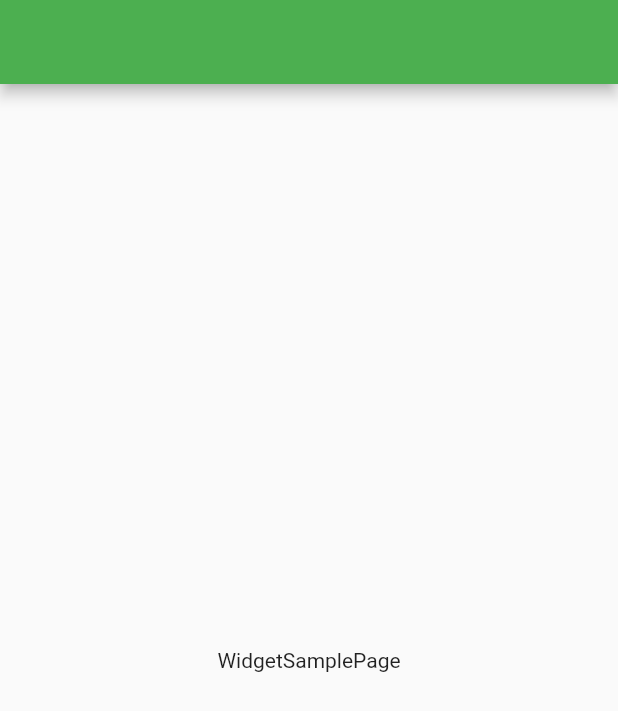
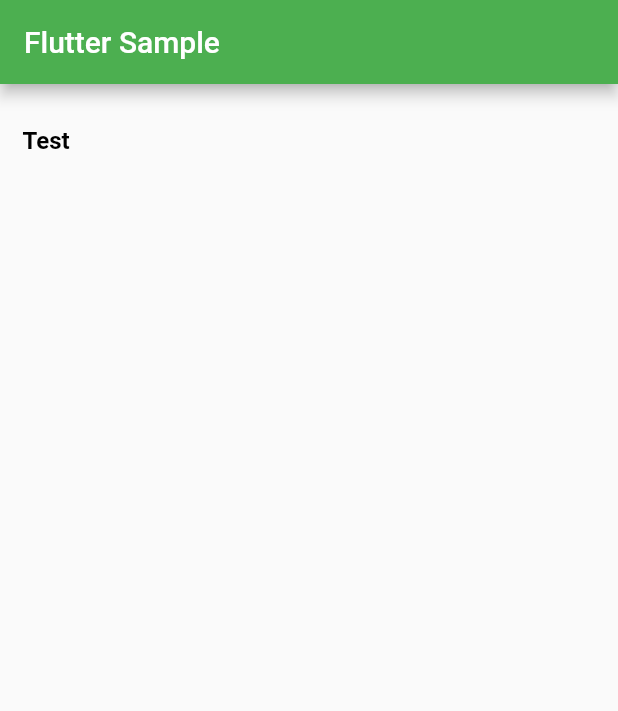
Before and after one commit to ayukatawago/flutter_sample, a Flutter app: the screen it shows after launch, on a phone screen of 412 x 824 dp. Shown: the top 711 px of the screen. Run offline on Flutter 3.47's test engine with Material 2 defaults, Android fonts, the phone set to English and light mode, and no system bars.

Commit message:
Show ListView on WidgetSampleMainPage

```diff
--- a/lib/widgets/widget_sample_page.dart
+++ b/lib/widgets/widget_sample_page.dart
@@ -15,13 +15,35 @@ class WidgetSampleMainPage extends StatefulWidget {
 class _WidgetSampleMainPageState extends State<WidgetSampleMainPage> {
   @override
   Widget build(BuildContext context) {
+    final topAppBar = AppBar(
+      backgroundColor: Colors.green,
+      title: Text(widget.title),
+    );
+
+    final widgetsList = [
+      ListTile(
+        contentPadding: EdgeInsets.symmetric(horizontal: 15.0, vertical: 10.0),
+        title: Text(
+          "Test",
+          style: TextStyle(color: Colors.black, fontWeight: FontWeight.bold),
+        ),
+      ),
+    ];
+
+    final makeBody = Container(
+      child: ListView.builder(
+        scrollDirection: Axis.vertical,
+        shrinkWrap: true,
+        itemCount: widgetsList.length,
+        itemBuilder: (context, index) {
+          return widgetsList[index];
+        },
+      ),
+    );
+
     return Scaffold(
-      appBar: AppBar(
-        title: Text(""),
-      ),
-      body: Center(
-        child: Text("WidgetSamplePage"),
-      ),
+      appBar: topAppBar,
+      body: makeBody,
     );
   }
 }
```
